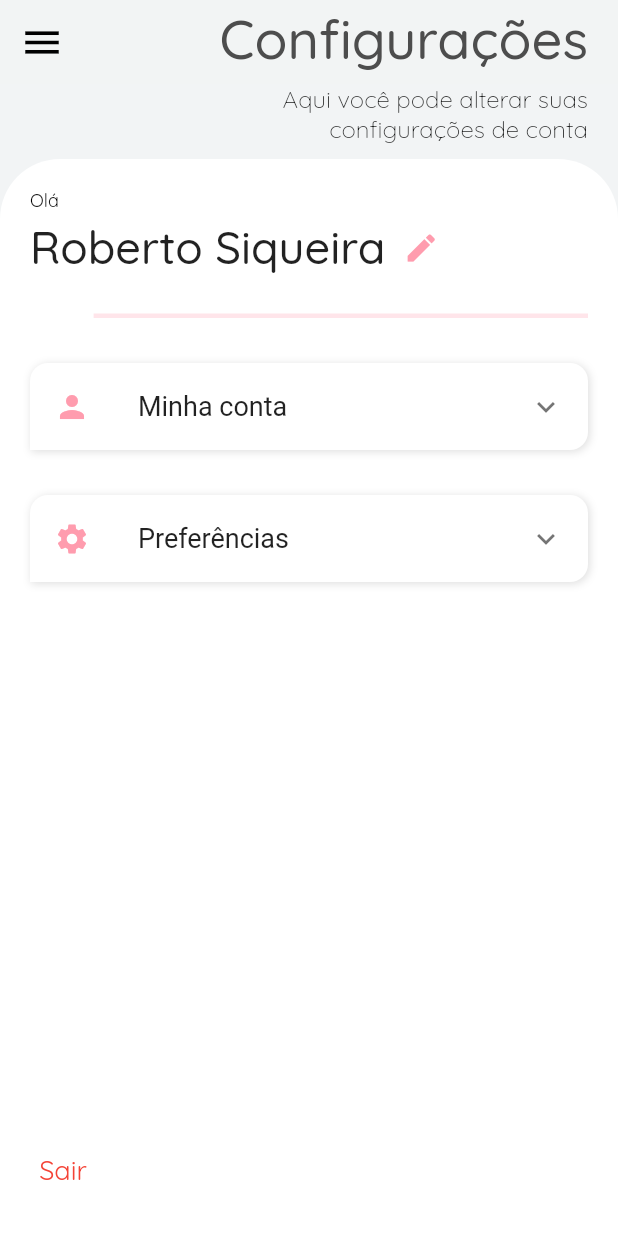
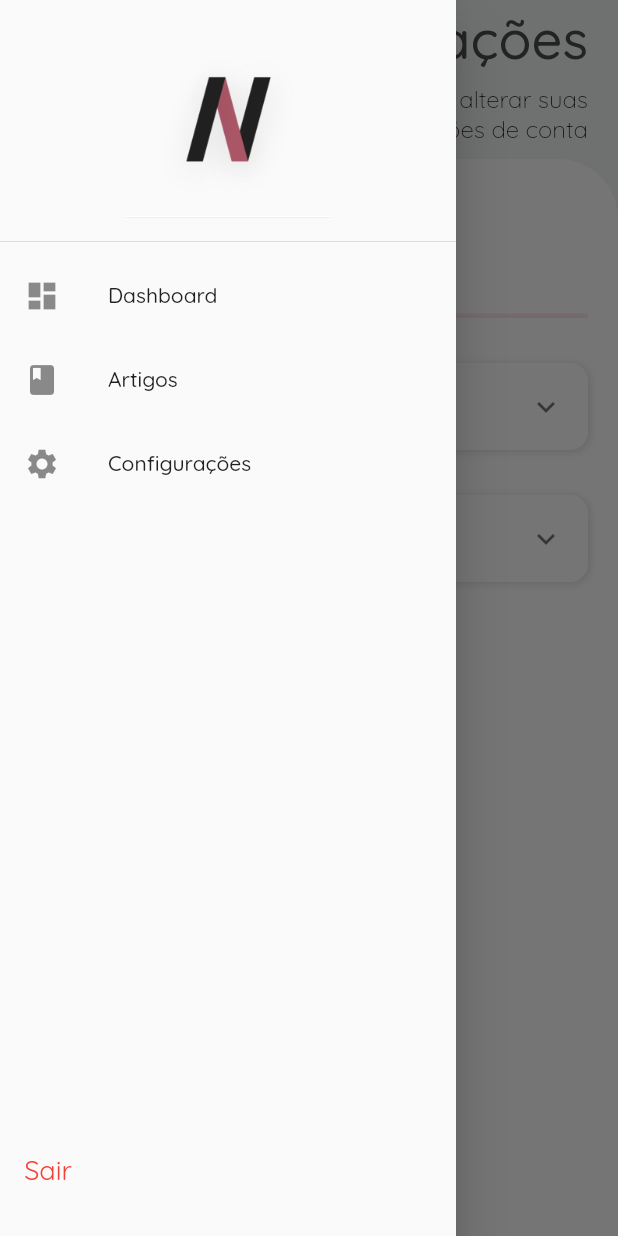
Before and after one commit to ViniciusBatista32/nous, a Flutter app: the ConfigPage screen opened by its route, in the side drawer, after a tap on "Sair", on a phone screen of 412 x 824 dp. Run offline on Flutter 3.47's test engine with Material 2 defaults, Android fonts, the phone set to English and light mode, and no system bars; our stand-ins replace get, percent_indicator.

Commit message:
pagina excluida de produtividade e drawer alterado

```diff
--- a/lib/main.dart
+++ b/lib/main.dart
@@ -8,8 +8,6 @@ import 'package:nous/config.dart';
 import 'package:nous/functions/local_storage_functions.dart';
 import 'package:nous/functions/users_functions.dart';
 import 'package:nous/ui/aside/articles.dart';
-import 'package:nous/ui/aside/config_page.dart';
-import 'package:nous/ui/aside/report.dart';
 
 // Route imports
 import 'package:nous/ui/home_page.dart';
@@ -18,6 +16,7 @@ import 'package:nous/ui/dashboard.dart';
 import 'package:nous/ui/aside/timer.dart';
 import 'package:nous/ui/aside/create_task.dart';
 import 'package:nous/ui/aside/edit_task.dart';
+import 'package:nous/ui/aside/config_page.dart';
 
 main() async
 {
@@ -49,7 +48,6 @@ main() async
       "/editTask":   (context) => EditTask(),
       "/articles": (context) => Articles(),
       "/configurations": (context) => ConfigPage(),
-      "/report": (context) => Report(),
     },
   ));
 
--- a/lib/ui/aside/config_page.dart
+++ b/lib/ui/aside/config_page.dart
@@ -483,7 +483,13 @@ class _ConfigPageState extends State<ConfigPage> {
             DrawerHeader(
               child: Center(
                 child: DrawerHeader(
-                  decoration: BoxDecoration(border: Border(bottom: BorderSide(width: 0.5, color: Color.fromARGB(255, 255, 156, 174)))),
+                  decoration: BoxDecoration(
+                    border: Border(
+                      bottom: BorderSide(
+                      color: Colors.white
+                      )
+                    )
+                  ),
                   child: Image(
                     image: AssetImage('assets/icons/app_icon200x200.png')
                   )
@@ -505,19 +511,26 @@ class _ConfigPageState extends State<ConfigPage> {
             ),
 
             ListTile(
-              leading: Icon(Icons.insert_chart_outlined),
-              title: Text('Produtividade'),
-              onTap: () => Navigator.pushNamed(context, "/report"),
+              leading: Icon(Icons.settings),
+              title: Text('Configurações'),
+              onTap: () => Navigator.popAndPushNamed(context, "/configurations")
             ),
 
-            Expanded(
-              child: Align(
+             Expanded(
+              child: Container(
                 alignment: Alignment.bottomLeft,
-                child: ListTile(
-                  leading: Icon(Icons.settings),
-                  title: Text('Configurações'),
-                  onTap: () => Navigator.popAndPushNamed(context, "/configurations")
-                ),
+                padding: EdgeInsets.only(bottom: 20),
+                  child: TextButton(
+                    onPressed: (){},
+                    child: Text(
+                      "Sair",
+                      style: TextStyle(
+                        fontSize: 18,
+                        fontWeight: FontWeight.w400,
+                        color: Colors.red,
+                      )
+                    )
+                  ),
               )
             )
           ],
```
Also changed, not shown: lib/ui/aside/report.dart (deleted, +0 -17 lines), lib/ui/dashboard.dart (+17 -10 lines).
